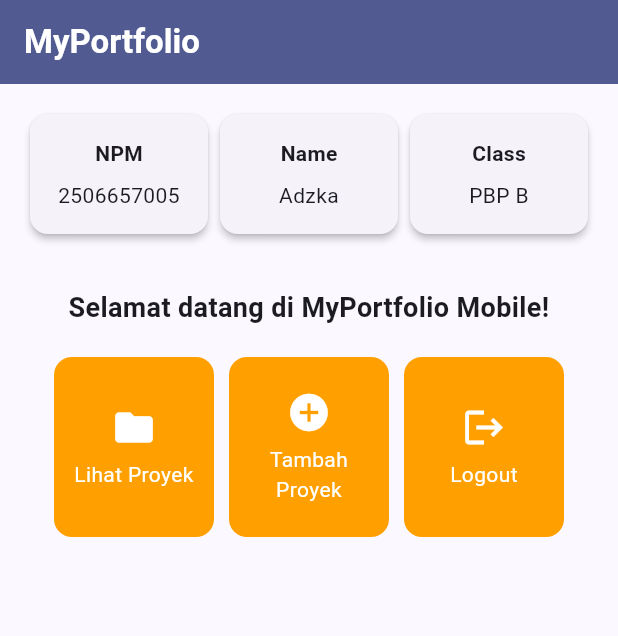
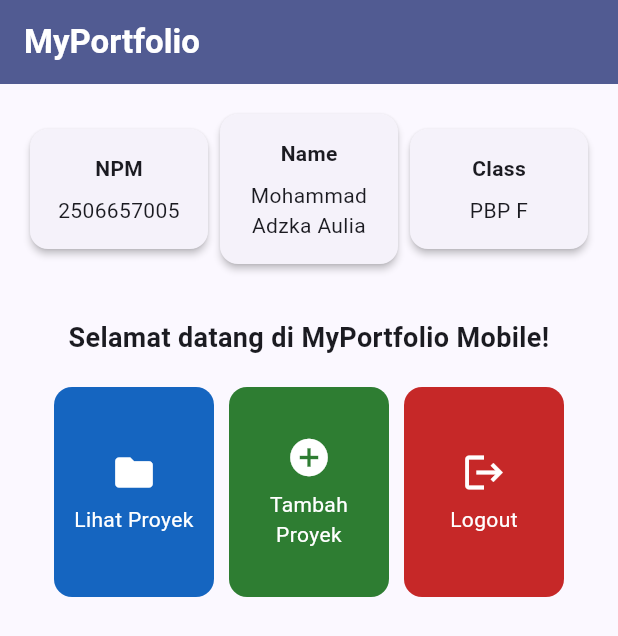
Before and after one commit to hollow011/myportofolio_mobile, a Flutter app: the screen it shows after launch, on a phone screen of 412 x 824 dp. Shown: the top 636 px of the screen. Run offline on Flutter 3.47's test engine with Material 3 defaults, Android fonts, the phone set to English and light mode, and no system bars.

Commit message:
feat: personalize assignment 7 profile and action cards

```diff
--- a/lib/menu.dart
+++ b/lib/menu.dart
@@ -4,13 +4,13 @@ class MyHomePage extends StatelessWidget {
   MyHomePage({super.key});
 
   final String npm = '2506657005';
-  final String nama = 'Adzka';
-  final String kelas = 'PBP B';
+  final String nama = 'Mohammad Adzka Aulia';
+  final String kelas = 'PBP F';
 
   final List<ItemHomepage> items = [
-    ItemHomepage('Lihat Proyek', Icons.folder),
-    ItemHomepage('Tambah Proyek', Icons.add_circle),
-    ItemHomepage('Logout', Icons.logout),
+    ItemHomepage('Lihat Proyek', Icons.folder, Colors.blue.shade800),
+    ItemHomepage('Tambah Proyek', Icons.add_circle, Colors.green.shade800),
+    ItemHomepage('Logout', Icons.logout, Colors.red.shade800),
   ];
 
   @override
@@ -65,7 +65,7 @@ class MyHomePage extends StatelessWidget {
                     crossAxisSpacing: 10,
                     mainAxisSpacing: 10,
                     crossAxisCount: 3,
-                    mainAxisExtent: 120,
+                    mainAxisExtent: 140,
                     shrinkWrap: true,
                     children: items.map((item) => ItemCard(item)).toList(),
                   ),
@@ -106,8 +106,9 @@ class InfoCard extends StatelessWidget {
 class ItemHomepage {
   final String name;
   final IconData icon;
+  final Color color;
 
-  ItemHomepage(this.name, this.icon);
+  ItemHomepage(this.name, this.icon, this.color);
 }
 
 class ItemCard extends StatelessWidget {
@@ -118,7 +119,7 @@ class ItemCard extends StatelessWidget {
   @override
   Widget build(BuildContext context) {
     return Material(
-      color: Theme.of(context).colorScheme.secondary,
+      color: item.color,
       borderRadius: BorderRadius.circular(12),
       child: InkWell(
         borderRadius: BorderRadius.circular(12),
```
Also changed, not shown: 1 other file.
